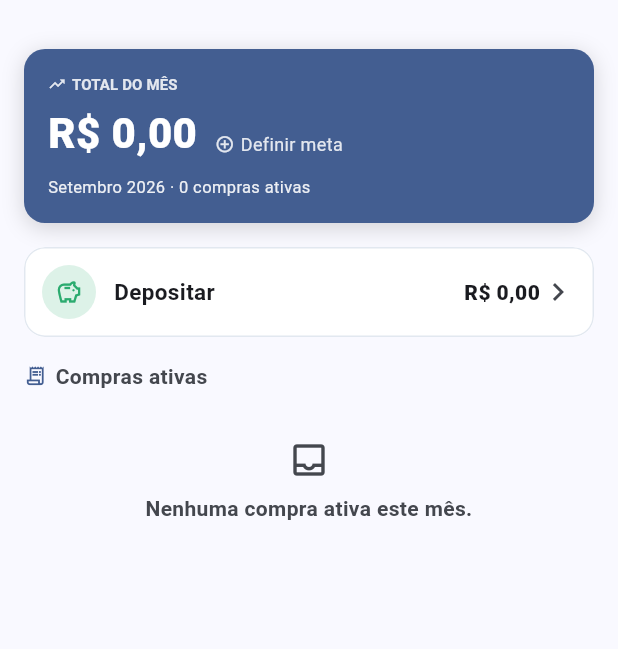
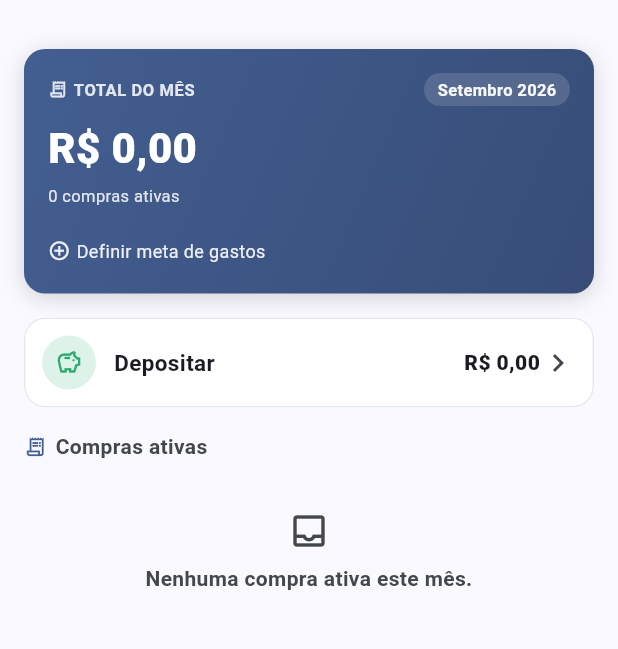
Before and after one commit to Josmateussilva0110/App-Faturas, a Flutter app: the HomeScreen screen opened directly, on a phone screen of 412 x 824 dp, the part 59-708 px from its top. Run offline on Flutter 3.47's test engine with Material 3 defaults, Android fonts, the phone set to English and light mode, and no system bars; our stand-ins replace dio, flutter_secure_storage, flutter_svg, share_plus; accounts and stored records are empty.

Commit message:
fix: extract mensage

```diff
--- a/app/lib/core/theme/app_palette.dart
+++ b/app/lib/core/theme/app_palette.dart
@@ -78,6 +78,20 @@ class AppPalette extends ThemeExtension<AppPalette> {
           ),
         ];
 
+  // ── Sobre o card primário ───────────────────────────────────────────
+  // O primário é azul escuro no tema claro e azul claro no escuro, então o
+  // aviso precisa inverter junto: rosa/âmbar claros num, tons fundos no outro.
+
+  /// Meta de gastos perto do limite.
+  Color get nearLimitOnPrimary => dark ? const Color(0xFF6B4000) : const Color(0xFFFFD68A);
+
+  /// Meta de gastos estourada.
+  Color get overLimitOnPrimary => dark ? const Color(0xFF93000A) : AppColors.overLimitOnPrimary;
+
+  /// Ponta final do degradê dos cards de destaque, um pouco mais escura que
+  /// [base]. Sutil de propósito: é profundidade, não uma segunda cor.
+  Color heroGradientEnd(Color base) => Color.lerp(base, Colors.black, dark ? 0.08 : 0.18)!;
+
   @override
   AppPalette copyWith({
     bool? dark,
--- a/app/lib/features/home/home_screen.dart
+++ b/app/lib/features/home/home_screen.dart
@@ -28,6 +28,7 @@ class HomeScreen extends StatelessWidget {
     final appState = context.watch<AppState>();
     final entries = appState.homeEntries;
     final goalRatio = appState.spendingGoalRatio;
+    final goalRemaining = appState.spendingGoalRemaining;
     final savingsColor = context.palette.iconTint(AppColors.hueSavings);
 
     return Scaffold(
@@ -47,14 +48,11 @@ class HomeScreen extends StatelessWidget {
               TotalCard(
                 kicker: 'Total do mês',
                 value: formatMoney(appState.homeTotal),
-                meta:
-                    '${formatMonthLabel(appState.currentAbs)} · '
-                    '${entries.length == 1 ? '1 compra ativa' : '${entries.length} compras ativas'}',
-                icon: Icons.trending_up,
+                meta: entries.length == 1 ? '1 compra ativa' : '${entries.length} compras ativas',
+                badge: formatMonthLabel(appState.currentAbs),
+                icon: Icons.receipt_long_outlined,
                 goalProgress: goalRatio,
-                goalLabel: goalRatio == null
-                    ? null
-                    : 'Limite utilizado: ${(goalRatio * 100).round()}%',
+                goalLabel: _goalLabel(goalRatio, goalRemaining, appState.spendingLimit),
                 onTapGoal: () => showSpendingLimitDialog(
                   context,
                   currentLimit: appState.spendingLimit,
@@ -125,3 +123,13 @@ class HomeScreen extends StatelessWidget {
     );
   }
 }
+
+/// Texto sob a barra da meta: quanto resta enquanto há folga, um aviso perto
+/// do limite e quanto passou depois dele.
+String? _goalLabel(double? ratio, double? remaining, double? limit) {
+  if (ratio == null || remaining == null || limit == null) return null;
+  if (remaining < 0) return 'Passou ${formatMoney(-remaining)} do limite';
+  if (remaining == 0) return 'Limite atingido';
+  if (ratio >= TotalCard.nearLimitRatio) return 'Quase no limite · restam ${formatMoney(remaining)}';
+  return 'Restam ${formatMoney(remaining)} de ${formatMoney(limit)}';
+}
--- a/app/lib/features/monthly/monthly_screen.dart
+++ b/app/lib/features/monthly/monthly_screen.dart
@@ -82,7 +82,7 @@ class MonthlyScreen extends StatelessWidget {
                 kicker: 'Total do mês',
                 value: formatMoney(appState.monthlyTotal),
                 meta: entries.length == 1 ? '1 parcela' : '${entries.length} parcelas',
-                icon: Icons.trending_up,
+                icon: Icons.receipt_long_outlined,
               ),
               if (checks.isNotEmpty) ...[
                 const SizedBox(height: AppSpacing.xl),
--- a/app/lib/features/people/people_screen.dart
+++ b/app/lib/features/people/people_screen.dart
@@ -82,6 +82,7 @@ class _PeopleScreenState extends State<PeopleScreen> {
                     onShare: () => showShareBillDialog(
                       context,
                       label: people[i].label,
+                      monthAbs: appState.currentAbs + _monthOffset,
                       rows: appState.transactionsForPersonFor(_monthOffset, people[i].label),
                       subtotal: people[i].total,
                     ),
--- a/app/lib/widgets/total_card.dart
+++ b/app/lib/widgets/total_card.dart
@@ -1,47 +1,64 @@
 import 'package:flutter/material.dart';
 
-import '../core/theme/app_colors.dart';
 import '../core/theme/app_palette.dart';
 import '../core/theme/app_typography.dart';
 import '../core/theme/app_spacing.dart';
 
 /// The accent-colored "kicker + big money value + meta" card used for the
-/// monthly total (Home, Monthly) and the "Guardar" result (Deposit).
+/// monthly total (Home, Monthly, People) and the "Guardar" result (Deposit).
 ///
 /// [centered] switches to a compact, centered presentation (meta as a pill
-/// chip) meant for a single hero result like "Guardar" — the left-aligned
-/// layout used elsewhere is unchanged.
+/// chip) meant for a single hero result like "Guardar". In that mode,
+/// [detail] adds a small context line under the value and [negative] swaps
+/// the card to the error color, so a shortfall doesn't look like a result to
+/// celebrate.
 ///
-/// Passing [goalProgress] and [onTapGoal] additionally renders a spending
-/// goal progress bar next to the value (Home only, left-aligned) — tapping
-/// it opens whatever the caller wants to edit the goal with.
+/// In the left-aligned layout, [badge] puts a pill (the month, on Home) in
+/// the top-right corner, and passing [onTapGoal] adds the spending goal
+/// section under the value — a progress bar with [goalProgress] and
+/// [goalLabel], or a "set a goal" prompt when there's no goal yet.
 class TotalCard extends StatelessWidget {
   const TotalCard({
     super.key,
     required this.kicker,
     required this.value,
     this.meta,
+    this.badge,
     this.icon,
     this.valueFontSize = 28,
     this.centered = false,
+    this.detail,
+    this.negative = false,
     this.goalProgress,
     this.goalLabel,
     this.onTapGoal,
   });
 
+  /// A partir desta fração da meta o card avisa que o limite está perto.
+  static const nearLimitRatio = 0.8;
+
   final String kicker;
   final String value;
   final String? meta;
+
+  /// Pílula no canto superior direito (só no modo alinhado à esquerda).
+  final String? badge;
+
   final IconData? icon;
   final double valueFontSize;
   final bool centered;
 
-  /// Fraction of the spending goal used so far (can exceed 1). Null hides
-  /// the progress bar and shows a "set a goal" prompt instead, as long as
-  /// [onTapGoal] is provided.
+  /// Linha de contexto entre o valor e o mês (só no modo [centered]).
+  final String? detail;
+
+  /// Valor negativo: fundo de erro em vez da cor primária (só no modo [centered]).
+  final bool negative;
+
+  /// Fraction of the spending goal used so far (can exceed 1). Null shows a
+  /// "set a goal" prompt instead of the bar, as long as [onTapGoal] is given.
   final double? goalProgress;
 
-  /// Text shown above the progress bar, e.g. "Limite utilizado: 65%".
+  /// Text under the progress bar, e.g. "Restam R$ 1.260,00 de R$ 3.600,00".
   final String? goalLabel;
 
   final VoidCallback? onTapGoal;
@@ -49,12 +66,17 @@ class TotalCard extends StatelessWidget {
   @override
   Widget build(BuildContext context) {
     final scheme = Theme.of(context).colorScheme;
+    final base = centered && negative ? scheme.error : scheme.primary;
 
     return Container(
       width: double.infinity,
       padding: const EdgeInsets.all(AppSpacing.lg),
       decoration: BoxDecoration(
-        color: scheme.primary,
+        gradient: LinearGradient(
+          begin: Alignment.topLeft,
+          end: Alignment.bottomRight,
+          colors: [base, context.palette.heroGradientEnd(base)],
+        ),
         borderRadius: BorderRadius.circular(centered ? AppRadius.lg : AppRadius.md),
         boxShadow: context.palette.shadowMedium,
       ),
@@ -63,6 +85,8 @@ class TotalCard extends StatelessWidget {
   }
 
   Widget _buildCentered(BuildContext context, ColorScheme scheme) {
+    final fg = negative ? scheme.onError : scheme.onPrimary;
+
     return Column(
       mainAxisSize: MainAxisSize.min,
       children: [
@@ -70,7 +94,7 @@ class TotalCard extends StatelessWidget {
           mainAxisSize: MainAxisSize.min,
           children: [
             if (icon != null) ...[
-              Icon(icon, size: 13, color: scheme.onPrimary.withValues(alpha: 0.8)),
+              Icon(icon, size: 13, color: fg.withValues(alpha: 0.8)),
               const SizedBox(width: AppSpacing.xs),
             ],
             Text(
@@ -79,7 +103,7 @@ class TotalCard extends StatelessWidget {
                 fontSize: 11,
                 letterSpacing: 0.4,
                 fontWeight: FontWeight.w700,
-                color: scheme.onPrimary.withValues(alpha: 0.8),
+                color: fg.withValues(alpha: 0.8),
               ),
             ),
           ],
@@ -87,122 +111,193 @@ class TotalCard extends StatelessWidget {
         const SizedBox(height: AppSpacing.xs),
         Text(
           value,
-          style: context.text.hero.copyWith(fontSize: valueFontSize, color: scheme.onPrimary),
+          style: context.text.hero.copyWith(fontSize: valueFontSize, color: fg),
         ),
+        if (detail != null) ...[
+          const SizedBox(height: AppSpacing.xs),
+          Text(
+            detail!,
+            textAlign: TextAlign.center,
+            style: context.text.caption.copyWith(color: fg.withValues(alpha: 0.9)),
+          ),
+        ],
         if (meta != null) ...[
           const SizedBox(height: AppSpacing.xsPlus),
-          Container(
-            padding: const EdgeInsets.symmetric(horizontal: 9, vertical: 3),
-            decoration: BoxDecoration(
-              color: scheme.onPrimary.withValues(alpha: 0.14),
-              borderRadius: BorderRadius.circular(AppRadius.pill),
-            ),
-            child: Text(
-              meta!,
-              style: context.text.caption.copyWith(
-                fontWeight: FontWeight.w600,
-                color: scheme.onPrimary.withValues(alpha: 0.95),
-              ),
-            ),
-          ),
+          _Pill(label: meta!, color: fg),
         ],
       ],
     );
   }
 
   Widget _buildInline(BuildContext context, ColorScheme scheme) {
-    final overLimit = (goalProgress ?? 0) >= 1.0;
-    final goalColor = overLimit ? AppColors.overLimitOnPrimary : scheme.onPrimary;
+    final fg = scheme.onPrimary;
 
     return Column(
       crossAxisAlignment: CrossAxisAlignment.start,
       children: [
         Row(
-          mainAxisSize: MainAxisSize.min,
           children: [
             if (icon != null) ...[
-              Icon(icon, size: 12, color: scheme.onPrimary.withValues(alpha: 0.85)),
+              Icon(icon, size: 13, color: fg.withValues(alpha: 0.85)),
               const SizedBox(width: AppSpacing.xs),
             ],
-            Text(
+            Expanded(
+              child: Text(
                 kicker.toUpperCase(),
+                overflow: TextOverflow.ellipsis,
                 style: TextStyle(
-                fontSize: 10,
-                letterSpacing: 0.1,
+                  fontSize: 11,
+                  letterSpacing: 0.4,
                   fontWeight: FontWeight.w700,
-                color: scheme.onPrimary.withValues(alpha: 0.85),
+                  color: fg.withValues(alpha: 0.85),
                 ),
               ),
+            ),
+            if (badge != null) _Pill(label: badge!, color: fg),
           ],
         ),
-        const SizedBox(height: AppSpacing.xsPlus),
-        if (goalProgress == null && onTapGoal == null)
-          Text(
-            value,
-            style: context.text.hero.copyWith(fontSize: valueFontSize, color: scheme.onPrimary),
-          )
-        else
-          Row(
-            crossAxisAlignment: CrossAxisAlignment.end,
-            children: [
-              // Flexible, não Text solto: num celular estreito o valor mais a
-              // meta estouravam a linha em dezenas de pixels. Encolher o
-              // número é melhor do que a faixa amarela de overflow.
-              Flexible(
-                child: FittedBox(
+        const SizedBox(height: AppSpacing.sm),
+        // Sozinho na linha e encolhendo só se não couber: antes dividia o
+        // espaço com o rótulo da meta e era o número que perdia.
+        FittedBox(
           fit: BoxFit.scaleDown,
           alignment: Alignment.centerLeft,
           child: Text(
             value,
-                    style: context.text.hero.copyWith(
-                      fontSize: valueFontSize,
-                      color: scheme.onPrimary,
+            style: context.text.hero.copyWith(fontSize: valueFontSize, color: fg),
+          ),
+        ),
+        if (meta != null) ...[
+          const SizedBox(height: AppSpacing.xs),
+          Text(
+            meta!,
+            style: context.text.caption.copyWith(color: fg.withValues(alpha: 0.85)),
+          ),
+        ],
+        if (onTapGoal != null) ...[
+          const SizedBox(height: AppSpacing.lg),
+          _GoalSection(progress: goalProgress, label: goalLabel, onTap: onTapGoal!, color: fg),
+        ],
+      ],
+    );
+  }
+}
+
+/// Pílula translúcida sobre o card (o mês, no Início e no Guardar).
+class _Pill extends StatelessWidget {
+  const _Pill({required this.label, required this.color});
+
+  final String label;
+  final Color color;
+
+  @override
+  Widget build(BuildContext context) {
+    return Container(
+      padding: const EdgeInsets.symmetric(horizontal: 9, vertical: 3),
+      decoration: BoxDecoration(
+        color: color.withValues(alpha: 0.14),
+        borderRadius: BorderRadius.circular(AppRadius.pill),
+      ),
+      child: Text(
+        label,
+        style: context.text.caption.copyWith(
+          fontWeight: FontWeight.w600,
+          color: color.withValues(alpha: 0.95),
+        ),
+      ),
+    );
+  }
+}
+
+/// Barra da meta de gastos com a porcentagem e o quanto resta, ou o convite
+/// para definir uma meta. A área inteira é tocável e abre a edição.
+class _GoalSection extends StatelessWidget {
+  const _GoalSection({
+    required this.progress,
+    required this.label,
+    required this.onTap,
+    required this.color,
+  });
+
+  final double? progress;
+  final String? label;
+  final VoidCallback onTap;
+  final Color color;
+
+  @override
+  Widget build(BuildContext context) {
+    final progress = this.progress;
+
+    return InkWell(
+      onTap: onTap,
+      borderRadius: BorderRadius.circular(AppRadius.xs),
+      child: Padding(
+        padding: const EdgeInsets.symmetric(vertical: 4),
+        child: progress == null ? _prompt(context) : _bar(context, progress),
+      ),
+    );
+  }
+
+  Widget _prompt(BuildContext context) {
+    return Row(
+      children: [
+        Icon(Icons.add_circle_outline, size: 15, color: color.withValues(alpha: 0.9)),
+        const SizedBox(width: AppSpacing.xs),
+        Text(
+          'Definir meta de gastos',
+          style: context.text.field.copyWith(color: color.withValues(alpha: 0.9)),
+        ),
+      ],
+    );
+  }
+
+  Widget _bar(BuildContext context, double progress) {
+    final palette = context.palette;
+    // Branco enquanto está folgado; âmbar perto do limite; vermelho depois.
+    final tone = progress >= 1
+        ? palette.overLimitOnPrimary
+        : progress >= TotalCard.nearLimitRatio
+            ? palette.nearLimitOnPrimary
+            : color;
+
+    return Column(
+      crossAxisAlignment: CrossAxisAlignment.start,
+      children: [
+        Row(
+          children: [
+            Expanded(
+              child: ClipRRect(
+                borderRadius: BorderRadius.circular(AppRadius.xs),
+                child: LinearProgressIndicator(
+                  value: progress.clamp(0.0, 1.0).toDouble(),
+                  minHeight: 6,
+                  backgroundColor: color.withValues(alpha: 0.25),
+                  color: tone,
                 ),
               ),
             ),
-              ),
-              const SizedBox(width: AppSpacing.md),
-              InkWell(
-                onTap: onTapGoal,
-                borderRadius: BorderRadius.circular(AppRadius.xs),
-                child: Padding(
-                  padding: const EdgeInsets.symmetric(vertical: 4),
-                  child: goalLabel != null
-                      ? Text(goalLabel!, style: context.text.field.copyWith(color: goalColor))
-                      : Row(
-                          mainAxisSize: MainAxisSize.min,
-                          children: [
-                            Icon(Icons.add_circle_outline, size: 13, color: scheme.onPrimary.withValues(alpha: 0.85)),
-                            const SizedBox(width: AppSpacing.xs),
+            const SizedBox(width: AppSpacing.sm),
             Text(
-                              'Definir meta',
-                              style: context.text.field.copyWith(
-                                color: scheme.onPrimary.withValues(alpha: 0.85),
-                              ),
+              '${(progress * 100).round()}%',
+              style: context.text.field.copyWith(color: tone, fontWeight: FontWeight.w700),
             ),
           ],
         ),
+        if (label != null) ...[
+          const SizedBox(height: AppSpacing.xsPlus),
+          Row(
+            children: [
+              Expanded(
+                child: Text(
+                  label!,
+                  style: context.text.caption.copyWith(
+                    color: tone == color ? color.withValues(alpha: 0.9) : tone,
+                    fontWeight: FontWeight.w600,
                   ),
                 ),
+              ),
+              Icon(Icons.edit_outlined, size: 14, color: color.withValues(alpha: 0.8)),
             ],
-          ),
-        if (goalProgress != null) ...[
-          const SizedBox(height: AppSpacing.sm),
-          ClipRRect(
-            borderRadius: BorderRadius.circular(AppRadius.xs),
-            child: LinearProgressIndicator(
-              value: goalProgress!.clamp(0.0, 1.0).toDouble(),
-              minHeight: 6,
-              backgroundColor: scheme.onPrimary.withValues(alpha: 0.25),
-              color: goalColor,
-            ),
-          ),
-        ],
-        if (meta != null) ...[
-          const SizedBox(height: AppSpacing.sm),
-          Text(
-            meta!,
-            style: context.text.caption.copyWith(color: scheme.onPrimary.withValues(alpha: 0.9)),
           ),
         ],
       ],
```
Also changed, not shown: app/lib/features/deposit/deposit_screen.dart (+8 -0 lines), app/lib/features/deposit/widgets/deposit_export_dialog.dart (+21 -1 lines), app/lib/features/share/share_bill_dialog.dart (+10 -2 lines), app/lib/state/app_state.dart (+79 -22 lines), 3 other files. Lines whose indentation alone changed are shown as unchanged.
